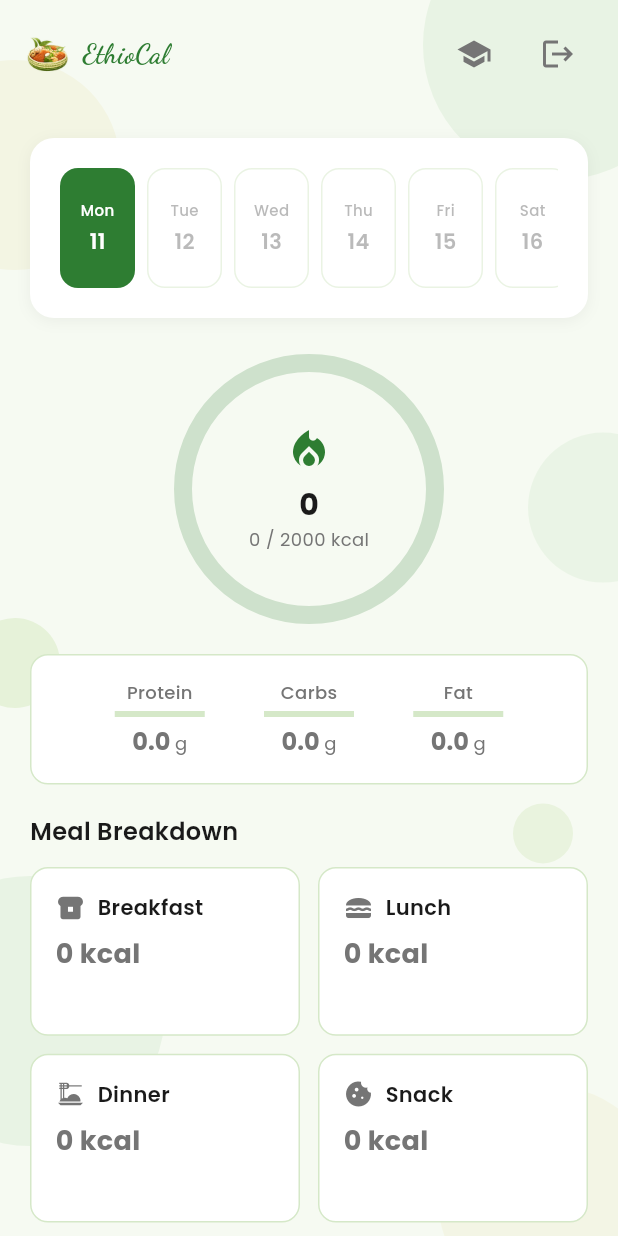
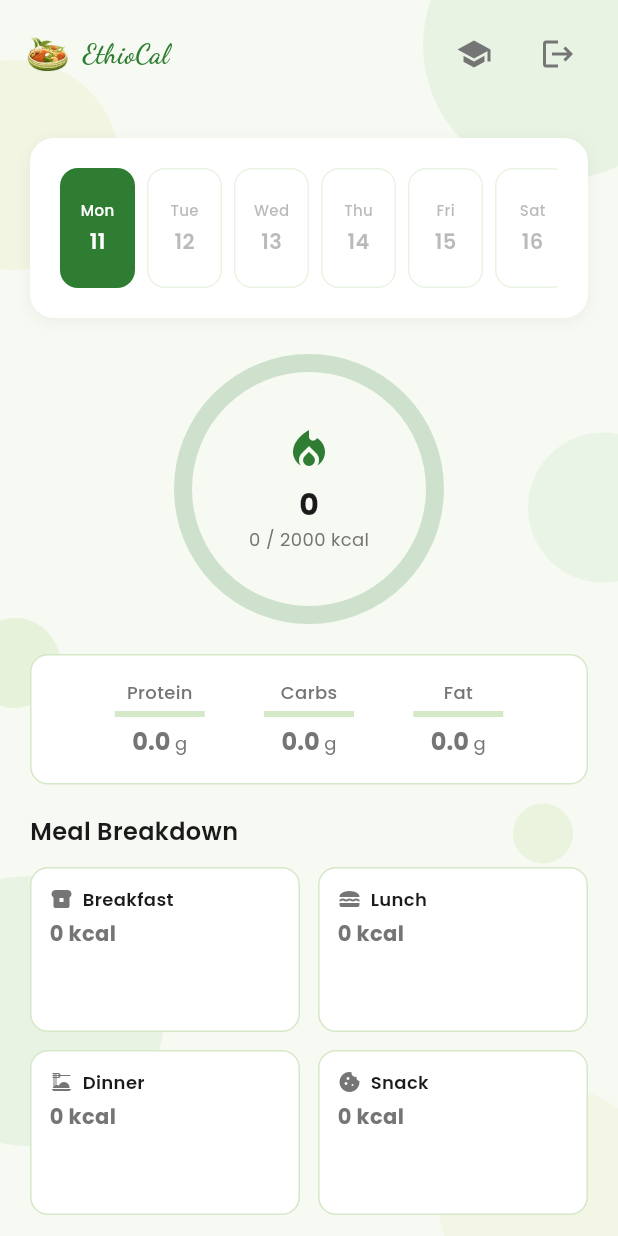
Before and after one commit to SamrawitDawit/Ethiocal, a Flutter app: the HomePage screen opened by its route, on a phone screen of 412 x 824 dp. Run offline on Flutter 3.47's test engine with Material 3 defaults, Android fonts, the phone set to English and light mode, and no system bars; drawn by our look-alikes of percent_indicator; our stand-ins replace cached_network_image, flutter_local_notifications, google_fonts, image_picker, shared_preferences, timezone; accounts and stored records are empty; network calls fail.

Commit message:
fix: fix the bottom overflow in meal breakdown section

```diff
--- a/frontend/lib/widgets/meal_breakdown.dart
+++ b/frontend/lib/widgets/meal_breakdown.dart
@@ -47,14 +47,18 @@ class MealBreakdown extends StatelessWidget {
           ),
         ),
         const SizedBox(height: 12),
-        GridView.builder(
+        LayoutBuilder(
+          builder: (context, constraints) {
+            int crossAxisCount = constraints.maxWidth > 600 ? 4 : 2;
+
+            return GridView.builder(
               shrinkWrap: true,
               physics: const NeverScrollableScrollPhysics(),
-          gridDelegate: const SliverGridDelegateWithFixedCrossAxisCount(
-            crossAxisCount: 2,
+              gridDelegate: SliverGridDelegateWithFixedCrossAxisCount(
+                crossAxisCount: crossAxisCount,
                 crossAxisSpacing: 12,
                 mainAxisSpacing: 12,
-            childAspectRatio: 1.6,
+                mainAxisExtent: 110,
               ),
           itemCount: mealTypes.length,
               itemBuilder: (context, index) {
@@ -66,7 +70,7 @@ class MealBreakdown extends StatelessWidget {
                 final count = data['count'] as int;
 
                 return Container(
-              padding: const EdgeInsets.all(16),
+              padding: const EdgeInsets.all(12),
               decoration: BoxDecoration(
                 color: AppColors.cardFill,
                 borderRadius: BorderRadius.circular(12),
@@ -87,24 +91,24 @@ class MealBreakdown extends StatelessWidget {
                         color: calories > 0
                             ? AppColors.primaryGreen
                             : AppColors.textSecondary,
-                        size: 20,
+                        size: 16,
                       ),
-                      const SizedBox(width: 8),
+                      const SizedBox(width: 6),
                       Text(
                         mealType['label'] as String,
                         style: GoogleFonts.poppins(
-                          fontSize: 14,
+                          fontSize: 12,
                           fontWeight: FontWeight.w600,
                           color: AppColors.textPrimary,
                         ),
                       ),
                     ],
                   ),
-                  const SizedBox(height: 8),
+                  const SizedBox(height: 4),
                   Text(
                     '$calories kcal',
                     style: GoogleFonts.poppins(
-                      fontSize: 18,
+                      fontSize: 14,
                       fontWeight: FontWeight.bold,
                       color: calories > 0
                           ? AppColors.primaryGreen
@@ -127,6 +131,8 @@ class MealBreakdown extends StatelessWidget {
               ),
             );
               },
+            );
+          },
         ),
       ],
     );
```
Lines whose indentation alone changed are shown as unchanged.
